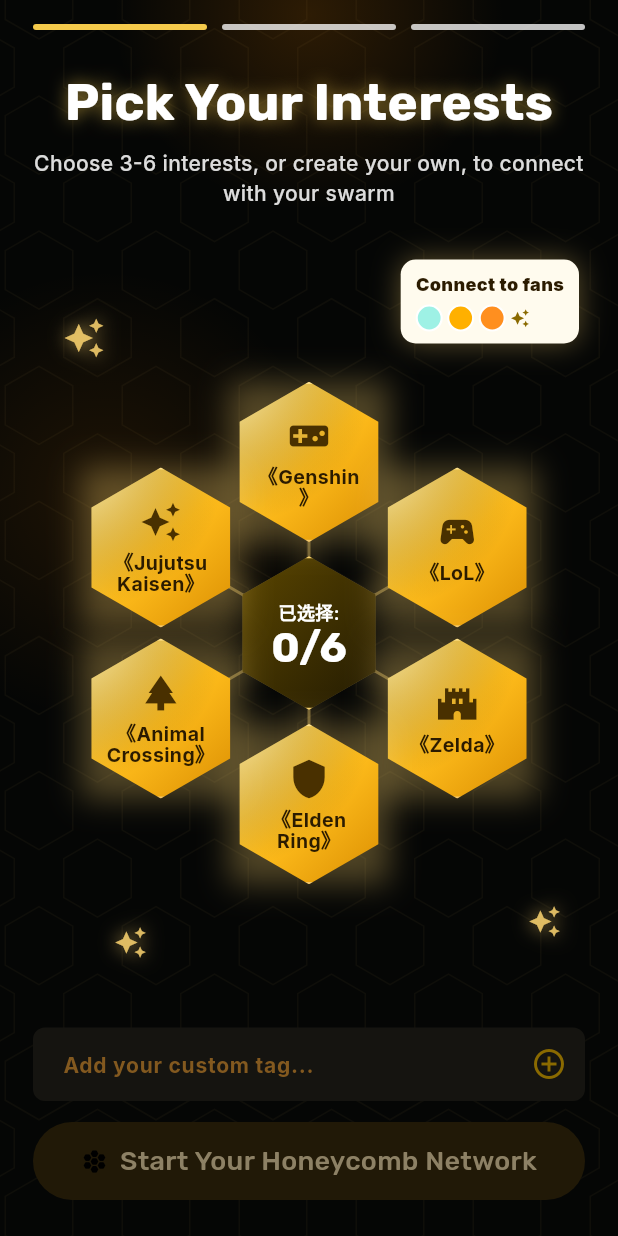
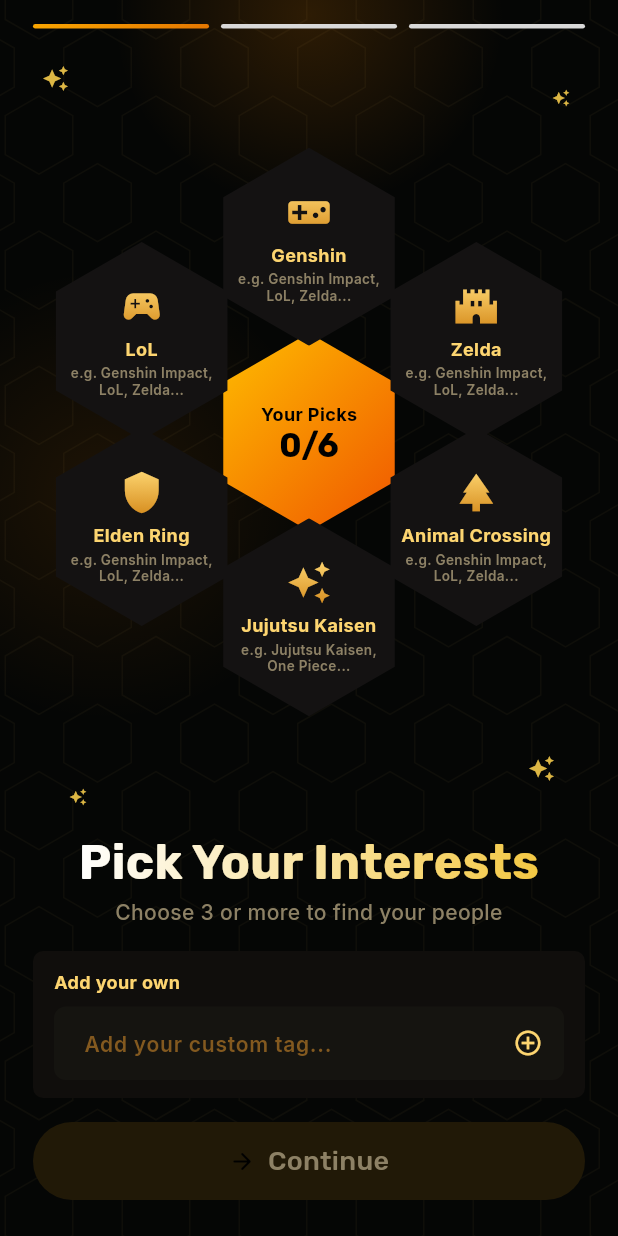
Before and after one commit to GuGuYou/GoogleConnectTheWorld, a Flutter app: the TagSelectPage screen opened by its route, on a phone screen of 412 x 824 dp. Run offline on Flutter 3.47's test engine with Material 3 defaults, Android fonts, the phone set to English and light mode, and no system bars; our stand-ins replace flutter_animate, flutter_riverpod, geolocator, go_router, google_fonts, google_maps_flutter and 2 more; missing offline and left inert: dart:js_interop; accounts and stored records are empty; network calls fail.

Commit message:
Restyle interest picker to Figma packed honeycomb
Dark #141212 hex tiles with gold gradient icons, per-category example
captions, check badge on selection, gradient center counter cell,
title/subtitle moved below the hive, boxed custom-tag input, spec
progress bars. Selection rules, custom tags and navigation unchanged;
new strings via ref.tr. HexagonClipper now public for reuse.

Co-Authored-By: Claude Fable 5 <noreply@anthropic.com>

```diff
--- a/lib/core/l10n/app_text.dart
+++ b/lib/core/l10n/app_text.dart
@@ -72,6 +72,17 @@ class AppText {
       // 标签选择
       'tag_select_title': '选择你的兴趣',
       'tag_select_desc': '至少选择 3 个，我们将为你匹配同好',
+      'tag_select_subtitle': '选择 3 个以上，找到你的同类',
+      'tag_select_add_own': '自定义标签',
+      'tag_select_custom_hint': '添加你的自定义标签...',
+      'tag_select_your_picks': '已选择',
+      'tag_select_continue': '继续',
+      'tag_example_game': '如：原神、LoL、塞尔达…',
+      'tag_example_anime': '如：咒术回战、海贼王…',
+      'tag_example_drama': '如：怪奇物语、漫威…',
+      'tag_example_comic': '如：蝙蝠侠、JOJO…',
+      'tag_example_music': '如：K-pop、EDM、Hip-Hop…',
+      'tag_example_custom': '你的专属兴趣',
       'tag_selected': '已选',
       'enter_app': '进入同好世界',
       // 底部 Tab
@@ -239,6 +250,17 @@ class AppText {
       'avatar_recreate': 'Recreate Avatar',
       'tag_select_title': 'Pick Your Interests',
       'tag_select_desc': 'Choose at least 3, we will match you with fans',
+      'tag_select_subtitle': 'Choose 3 or more to find your people',
+      'tag_select_add_own': 'Add your own',
+      'tag_select_custom_hint': 'Add your custom tag...',
+      'tag_select_your_picks': 'Your Picks',
+      'tag_select_continue': 'Continue',
+      'tag_example_game': 'e.g. Genshin Impact, LoL, Zelda...',
+      'tag_example_anime': 'e.g. Jujutsu Kaisen, One Piece...',
+      'tag_example_drama': 'e.g. Marvel, Stranger Things...',
+      'tag_example_comic': 'e.g. Batman, JoJo...',
+      'tag_example_music': 'e.g. K-pop, EDM, Hip-Hop...',
+      'tag_example_custom': 'Your own thing',
       'tag_selected': 'Selected',
       'enter_app': 'Enter the Tribe',
       // Bottom tabs
--- a/lib/features/auth/tag_select_page.dart
+++ b/lib/features/auth/tag_select_page.dart
@@ -12,6 +12,7 @@ import '../../core/theme/app_text_styles.dart';
 import '../../shared/data/mock_data_source.dart';
 import '../../shared/data/repositories.dart';
 import '../../shared/models/ip_tag.dart';
+import '../../shared/widgets/gradient_text.dart';
 import '../../shared/widgets/neon_background.dart';
 import '../../shared/widgets/neon_button.dart';
 
@@ -26,6 +27,15 @@ class _TagSelectPageState extends ConsumerState<TagSelectPage> {
   final Set<String> _selected = {};
   final List<IpTag> _customTags = [];
   final TextEditingController _customController = TextEditingController();
+
+  static const _exampleKeys = {
+    'game': 'tag_example_game',
+    'anime': 'tag_example_anime',
+    'drama': 'tag_example_drama',
+    'comic': 'tag_example_comic',
+    'music': 'tag_example_music',
+    'custom': 'tag_example_custom',
+  };
 
   @override
   void dispose() {
@@ -74,59 +84,50 @@ class _TagSelectPageState extends ConsumerState<TagSelectPage> {
             child: Column(
               children: [
                 const _ProgressBars(),
-                const SizedBox(height: 24),
-                Text(
-                  ref.tr('tag_select_title'),
-                  textAlign: TextAlign.center,
-                  style: AppTextStyles.h1.copyWith(
-                    fontSize: 34,
-                    color: AppColors.textPrimary,
-                    shadows: [
-                      Shadow(
-                        color: AppColors.neonCyan.withValues(alpha: 0.55),
-                        blurRadius: 14,
-                      ),
-                    ],
-                  ),
-                ),
-                const SizedBox(height: 6),
-                Text(
-                  lang == 'en'
-                      ? 'Choose 3-6 interests, or create your own, to connect with your swarm'
-                      : '至少选择3-6个，或者自定义，连接到这群人',
-                  textAlign: TextAlign.center,
-                  style: AppTextStyles.body.copyWith(
-                      color: AppColors.textPrimary.withValues(alpha: 0.86)),
-                ),
-                const SizedBox(height: 14),
                 Expanded(
                   child: LayoutBuilder(
                     builder: (context, constraints) {
                       return _HoneycombSelector(
                         tags: honeyTags,
+                        examples: [
+                          for (final t in honeyTags)
+                            _exampleKeys[t.category] == null
+                                ? ''
+                                : ref.tr(_exampleKeys[t.category]!),
+                        ],
                         selected: _selected,
                         lang: lang,
                         onToggle: _toggle,
                         selectedCount: _selected.length,
+                        picksLabel: ref.tr('tag_select_your_picks'),
                         maxSize:
                             Size(constraints.maxWidth, constraints.maxHeight),
                       );
                     },
                   ),
                 ),
-                const SizedBox(height: 14),
+                GradientText(
+                  ref.tr('tag_select_title'),
+                  textAlign: TextAlign.center,
+                  style: AppTextStyles.display(context).copyWith(fontSize: 32),
+                ),
+                const SizedBox(height: 6),
+                Text(
+                  ref.tr('tag_select_subtitle'),
+                  textAlign: TextAlign.center,
+                  style: AppTextStyles.body,
+                ),
+                const SizedBox(height: 16),
                 _CustomTagInput(
                   controller: _customController,
                   onAdd: _addCustomTag,
-                  hint:
-                      lang == 'en' ? 'Add your custom tag...' : '添加你的自定义标签...',
+                  label: ref.tr('tag_select_add_own'),
+                  hint: ref.tr('tag_select_custom_hint'),
                 ),
-                const SizedBox(height: 14),
+                const SizedBox(height: 16),
                 NeonButton(
-                  label: lang == 'en'
-                      ? 'Start Your Honeycomb Network'
-                      : '开启你的蜂巢网络  >>>',
-                  icon: Icons.hive_rounded,
+                  label: ref.tr('tag_select_continue'),
+                  icon: Icons.arrow_forward_rounded,
                   onPressed: enough
                       ? () {
                           final tags = saveTags
@@ -157,58 +158,58 @@ class _TagSelectPageState extends ConsumerState<TagSelectPage> {
 
 class _HoneycombSelector extends StatelessWidget {
   final List<IpTag> tags;
+  final List<String> examples;
   final Set<String> selected;
   final String lang;
   final ValueChanged<String> onToggle;
   final int selectedCount;
+  final String picksLabel;
   final Size maxSize;
 
   const _HoneycombSelector({
     required this.tags,
+    required this.examples,
     required this.selected,
     required this.lang,
     required this.onToggle,
     required this.selectedCount,
+    required this.picksLabel,
     required this.maxSize,
   });
+
+  /// Packed honeycomb offsets around the center cell, in tile-size units
+  /// (from the Figma frame: ±105 x, ±57/±117 y on a 125 tile).
+  static const _offsets = [
+    Offset(0, -0.936),
+    Offset(-0.845, -0.46),
+    Offset(0.845, -0.46),
+    Offset(-0.845, 0.48),
+    Offset(0.845, 0.48),
+    Offset(0, 0.936),
+  ];
 
   @override
   Widget build(BuildContext context) {
     final width = maxSize.width;
     final height = maxSize.height;
-    final center = Offset(width / 2, height / 2 + 10);
-    final radius = math.min(width, height) * 0.31;
-    final tileSize = math.min(width * 0.29, 112.0);
+    final center = Offset(width / 2, height / 2);
+    final tileSize =
+        math.min(math.min(width / 2.75, height / 2.95), 132.0);
 
-    final positions = List.generate(tags.length, (index) {
-      final angle = -math.pi / 2 + index * (math.pi * 2 / tags.length);
-      return Offset(
-        center.dx + math.cos(angle) * radius,
-        center.dy + math.sin(angle) * radius,
-      );
-    });
+    final positions = [
+      for (var i = 0; i < tags.length; i++)
+        center + _offsets[i % _offsets.length] * tileSize,
+    ];
 
     return Stack(
       clipBehavior: Clip.none,
       children: [
-        Positioned.fill(
-          child: CustomPaint(
-            painter: _HoneyNetworkPainter(
-              center: center,
-              points: positions,
-              selectedPoints: [
-                for (var i = 0; i < tags.length; i++)
-                  if (selected.contains(tags[i].id)) positions[i],
-              ],
-            ),
-          ),
-        ),
         Positioned(
-          left: center.dx - tileSize * 0.48,
-          top: center.dy - tileSize * 0.48,
-          width: tileSize * 0.96,
-          height: tileSize * 0.96,
-          child: _CenterCounter(count: selectedCount),
+          left: center.dx - tileSize / 2,
+          top: center.dy - tileSize / 2,
+          width: tileSize,
+          height: tileSize,
+          child: _CenterCounter(count: selectedCount, label: picksLabel),
         ),
         for (var i = 0; i < tags.length; i++)
           Positioned(
@@ -218,21 +219,18 @@ class _HoneycombSelector extends StatelessWidget {
             height: tileSize,
             child: _HoneyTagCell(
               tag: tags[i],
+              example: examples[i],
               lang: lang,
               selected: selected.contains(tags[i].id),
               onTap: () => onToggle(tags[i].id),
             ),
           ),
-        Positioned(
-          right: 4,
-          top: 20,
-          child: _SwarmCallout(lang: lang),
-        ),
-        const Positioned(left: 20, top: 58, child: _FlightSpark()),
+        const Positioned(left: 6, top: 24, child: _FlightSpark()),
         const Positioned(
-            right: 16, bottom: 46, child: _FlightSpark(small: true)),
+            right: 10, top: 40, child: _FlightSpark(small: true)),
         const Positioned(
-            left: 54, bottom: 32, child: _FlightSpark(small: true)),
+            left: 24, bottom: 20, child: _FlightSpark(small: true)),
+        const Positioned(right: 20, bottom: 36, child: _FlightSpark()),
       ],
     );
   }
@@ -240,12 +238,14 @@ class _HoneycombSelector extends StatelessWidget {
 
 class _HoneyTagCell extends StatelessWidget {
   final IpTag tag;
+  final String example;
   final String lang;
   final bool selected;
   final VoidCallback onTap;
 
   const _HoneyTagCell({
     required this.tag,
+    required this.example,
     required this.lang,
     required this.selected,
     required this.onTap,
@@ -257,88 +257,85 @@ class _HoneyTagCell extends StatelessWidget {
       onTap: onTap,
       child: AnimatedScale(
         duration: const Duration(milliseconds: 160),
-        scale: selected ? 1.06 : 1,
+        scale: selected ? 1.04 : 1,
         child: AnimatedContainer(
           duration: const Duration(milliseconds: 180),
           decoration: BoxDecoration(
             boxShadow: [
-              BoxShadow(
-                color: AppColors.neonYellow
-                    .withValues(alpha: selected ? 0.62 : 0.3),
-                blurRadius: selected ? 28 : 16,
-                spreadRadius: selected ? 2 : 0,
-              ),
+              if (selected)
+                BoxShadow(
+                  color: AppColors.neonPink.withValues(alpha: 0.35),
+                  blurRadius: 22,
+                  spreadRadius: 1,
+                ),
             ],
           ),
           child: ClipPath(
-            clipper: const _HexagonClipper(),
+            clipper: const HexagonClipper(),
             child: Container(
-              decoration: BoxDecoration(
-                gradient: LinearGradient(
-                  colors: selected
-                      ? const [
-                          Color(0xFFFFF2A3),
-                          Color(0xFFFFC21A),
-                          Color(0xFFFF9B00)
-                        ]
-                      : const [
-                          Color(0xFFFFE16B),
-                          Color(0xFFFFBD1C),
-                          Color(0xFFD88B00)
-                        ],
-                  begin: Alignment.topLeft,
-                  end: Alignment.bottomRight,
-                ),
-                border: Border.all(
-                    color: Colors.white.withValues(alpha: 0.4), width: 1.4),
-              ),
+              color: AppColors.hexFill,
               child: Stack(
                 children: [
-                  Positioned.fill(
-                    child: DecoratedBox(
-                      decoration: BoxDecoration(
-                        gradient: RadialGradient(
-                          center: Alignment.topLeft,
-                          radius: 0.9,
-                          colors: [
-                            Colors.white.withValues(alpha: 0.45),
-                            Colors.transparent,
-                          ],
-                        ),
-                      ),
-                    ),
-                  ),
                   Center(
                     child: Padding(
-                      padding: const EdgeInsets.symmetric(horizontal: 14),
+                      padding: const EdgeInsets.symmetric(horizontal: 12),
                       child: Column(
                         mainAxisSize: MainAxisSize.min,
                         children: [
-                          Icon(tag.icon,
-                              size: 28, color: const Color(0xFF493000)),
-                          const SizedBox(height: 6),
+                          ShaderMask(
+                            blendMode: BlendMode.srcIn,
+                            shaderCallback: (b) => AppColors.hexIcon
+                                .createShader(
+                                    Rect.fromLTWH(0, 0, b.width, b.height)),
+                            child: Icon(tag.icon, size: 30),
+                          ),
+                          const SizedBox(height: 5),
                           Text(
-                            '《${tag.name(lang)}》',
+                            tag.name(lang),
                             textAlign: TextAlign.center,
-                            maxLines: 2,
+                            maxLines: 1,
                             overflow: TextOverflow.ellipsis,
-                            style: AppTextStyles.bodyStrong.copyWith(
-                              color: const Color(0xFF2B1B00),
-                              fontSize: 13,
-                              height: 1.05,
+                            style: AppTextStyles.caption.copyWith(
+                              color: AppColors.neonYellow,
+                              fontWeight: FontWeight.w700,
                             ),
                           ),
+                          if (example.isNotEmpty) ...[
+                            const SizedBox(height: 2),
+                            Text(
+                              example,
+                              textAlign: TextAlign.center,
+                              maxLines: 2,
+                              overflow: TextOverflow.ellipsis,
+                              style: AppTextStyles.caption.copyWith(
+                                fontSize: 9,
+                                height: 1.25,
+                                color: AppColors.textMuted,
+                              ),
+                            ),
+                          ],
                         ],
                       ),
                     ),
                   ),
-                  if (selected)
-                    const Positioned(
-                      right: 14,
-                      top: 14,
-                      child: Icon(Icons.check_circle,
-                          size: 18, color: Color(0xFF2B1B00)),
+                  Positioned(
+                    right: 16,
+                    top: 12,
+                    child: AnimatedOpacity(
+                      duration: const Duration(milliseconds: 160),
+                      opacity: selected ? 1 : 0,
+                      child: Container(
+                        width: 22,
+                        height: 22,
+                        decoration: const BoxDecoration(
+                          color: AppColors.divider,
+                          shape: BoxShape.circle,
+                        ),
+                        child: const Icon(Icons.check,
+                            size: 13, color: AppColors.neonYellow),
+                      ),
                     ),
+                  ),
                 ],
               ),
             ),
@@ -351,40 +348,33 @@ class _HoneyTagCell extends StatelessWidget {
 
 class _CenterCounter extends StatelessWidget {
   final int count;
+  final String label;
 
-  const _CenterCounter({required this.count});
+  const _CenterCounter({required this.count, required this.label});
 
   @override
   Widget build(BuildContext context) {
     return ClipPath(
-      clipper: const _HexagonClipper(),
+      clipper: const HexagonClipper(),
       child: Container(
-        decoration: BoxDecoration(
-          gradient: const LinearGradient(
-            colors: [Color(0xFF5C4700), Color(0xFF211902)],
-            begin: Alignment.topLeft,
-            end: Alignment.bottomRight,
-          ),
-          border: Border.all(color: AppColors.neonYellow, width: 1.4),
-          boxShadow: [
-            BoxShadow(
-                color: AppColors.neonYellow.withValues(alpha: 0.4),
-                blurRadius: 18),
-          ],
-        ),
+        decoration: const BoxDecoration(gradient: AppColors.cyanPurple),
         child: Center(
           child: Column(
             mainAxisSize: MainAxisSize.min,
             children: [
-              Text('已选择:',
-                  style: AppTextStyles.caption
-                      .copyWith(color: AppColors.textPrimary)),
+              Text(
+                label,
+                style: AppTextStyles.caption.copyWith(
+                  color: AppColors.ctaText,
+                  fontWeight: FontWeight.w700,
+                ),
+              ),
               Text(
                 '$count/6',
-                style: AppTextStyles.h1.copyWith(
-                  color: AppColors.textPrimary,
-                  fontSize: 28,
-                  height: 1,
+                style: AppTextStyles.number.copyWith(
+                  color: AppColors.ctaText,
+                  fontSize: 22,
+                  height: 1.1,
                 ),
               ),
             ],
@@ -398,89 +388,51 @@ class _CenterCounter extends StatelessWidget {
 class _CustomTagInput extends StatelessWidget {
   final TextEditingController controller;
   final VoidCallback onAdd;
+  final String label;
   final String hint;
 
   const _CustomTagInput({
     required this.controller,
     required this.onAdd,
+    required this.label,
     required this.hint,
   });
 
   @override
   Widget build(BuildContext context) {
-    return TextField(
-      controller: controller,
-      onSubmitted: (_) => onAdd(),
-      style: AppTextStyles.bodyStrong.copyWith(color: const Color(0xFF2B1B00)),
-      decoration: InputDecoration(
-        hintText: hint,
-        suffixIcon: IconButton(
-          icon: const Icon(Icons.add_circle_outline, color: Color(0xFF8A6A00)),
-          onPressed: onAdd,
-        ),
-      ),
-    );
-  }
-}
-
-class _SwarmCallout extends StatelessWidget {
-  final String lang;
-
-  const _SwarmCallout({required this.lang});
-
-  @override
-  Widget build(BuildContext context) {
     return Container(
-      padding: const EdgeInsets.fromLTRB(10, 8, 10, 8),
+      padding: const EdgeInsets.fromLTRB(14, 12, 14, 12),
       decoration: BoxDecoration(
-        color: const Color(0xFFFFFBEE),
-        borderRadius: BorderRadius.circular(10),
-        boxShadow: [
-          BoxShadow(
-              color: AppColors.neonYellow.withValues(alpha: 0.35),
-              blurRadius: 16),
-        ],
+        color: AppColors.bg1,
+        borderRadius: BorderRadius.circular(7),
       ),
       child: Column(
         crossAxisAlignment: CrossAxisAlignment.start,
-        mainAxisSize: MainAxisSize.min,
         children: [
           Text(
-            lang == 'en' ? 'Connect to fans' : '连接到同种人群',
+            label,
             style: AppTextStyles.caption.copyWith(
-                color: const Color(0xFF2B1B00), fontWeight: FontWeight.w900),
+              color: AppColors.neonYellow,
+              fontWeight: FontWeight.w700,
+            ),
           ),
-          const SizedBox(height: 5),
-          const Row(
-            mainAxisSize: MainAxisSize.min,
-            children: [
-              _MiniAvatar(color: Color(0xFF9EF1E5)),
-              _MiniAvatar(color: Color(0xFFFFB000)),
-              _MiniAvatar(color: Color(0xFFFF8F1F)),
-              Icon(Icons.auto_awesome, size: 13, color: Color(0xFF8A6A00)),
-            ],
+          const SizedBox(height: 8),
+          TextField(
+            controller: controller,
+            onSubmitted: (_) => onAdd(),
+            style: AppTextStyles.caption
+                .copyWith(color: AppColors.textPrimary),
+            decoration: InputDecoration(
+              hintText: hint,
+              isDense: true,
+              suffixIcon: IconButton(
+                icon: const Icon(Icons.add_circle_outline,
+                    size: 20, color: AppColors.neonYellow),
+                onPressed: onAdd,
+              ),
+            ),
           ),
         ],
-      ),
-    );
-  }
-}
-
-class _MiniAvatar extends StatelessWidget {
-  final Color color;
-
-  const _MiniAvatar({required this.color});
-
-  @override
-  Widget build(BuildContext context) {
-    return Container(
-      width: 18,
-      height: 18,
-      margin: const EdgeInsets.only(right: 3),
-      decoration: BoxDecoration(
-        shape: BoxShape.circle,
-        color: color,
-        border: Border.all(color: Colors.white, width: 1.4),
       ),
     );
   }
@@ -496,16 +448,18 @@ class _ProgressBars extends StatelessWidget {
         for (var i = 0; i < 3; i++) ...[
           Expanded(
             child: Container(
-              height: 4,
+              height: 3,
               decoration: BoxDecoration(
-                color: i == 0
-                    ? AppColors.neonCyan
-                    : AppColors.textPrimary.withValues(alpha: 0.76),
-                borderRadius: BorderRadius.circular(99),
+                gradient: i == 0
+                    ? const LinearGradient(
+                        colors: [Color(0xFFFAA500), Color(0xFFE47701)])
+                    : null,
+                color: i == 0 ? null : const Color(0xFFD9D9D9),
+                borderRadius: BorderRadius.circular(33),
               ),
             ),
           ),
-          if (i != 2) const SizedBox(width: 10),
+          if (i != 2) const SizedBox(width: 8),
         ],
       ],
     );
@@ -519,65 +473,18 @@ class _FlightSpark extends StatelessWidget {
 
   @override
   Widget build(BuildContext context) {
-    final size = small ? 22.0 : 28.0;
+    final size = small ? 12.0 : 18.0;
     return Icon(
       Icons.auto_awesome,
       size: size,
-      color: AppColors.neonYellow.withValues(alpha: 0.85),
-      shadows: [
-        Shadow(
-            color: AppColors.neonYellow.withValues(alpha: 0.8), blurRadius: 16),
-      ],
+      color: AppColors.neonCyan.withValues(alpha: 0.9),
     );
   }
 }
 
-class _HoneyNetworkPainter extends CustomPainter {
-  final Offset center;
-  final List<Offset> points;
-  final List<Offset> selectedPoints;
-
-  const _HoneyNetworkPainter({
-    required this.center,
-    required this.points,
-    required this.selectedPoints,
-  });
-
-  @override
-  void paint(Canvas canvas, Size size) {
-    final linePaint = Paint()
-      ..color = AppColors.neonYellow.withValues(alpha: 0.38)
-      ..strokeWidth = 2
-      ..style = PaintingStyle.stroke
-      ..strokeCap = StrokeCap.round;
-    final glowPaint = Paint()
-      ..color = AppColors.neonYellow.withValues(alpha: 0.18)
-      ..strokeWidth = 9
-      ..style = PaintingStyle.stroke
-      ..strokeCap = StrokeCap.round
-      ..maskFilter = const MaskFilter.blur(BlurStyle.normal, 8);
-    for (final point in points) {
-      canvas.drawLine(center, point, glowPaint);
-      canvas.drawLine(center, point, linePaint);
-    }
-    final selectedPaint = Paint()
-      ..color = AppColors.neonCyan.withValues(alpha: 0.7)
-      ..strokeWidth = 3
-      ..strokeCap = StrokeCap.round;
-    for (final point in selectedPoints) {
-      canvas.drawLine(center, point, selectedPaint);
-    }
-  }
-
-  @override
-  bool shouldRepaint(covariant _HoneyNetworkPainter oldDelegate) {
-    return oldDelegate.points != points ||
-        oldDelegate.selectedPoints != selectedPoints;
-  }
-}
-
-class _HexagonClipper extends CustomClipper<Path> {
-  const _HexagonClipper();
+/// Regular hexagon clip (pointy-top), shared by honeycomb UIs.
+class HexagonClipper extends CustomClipper<Path> {
+  const HexagonClipper();
 
   @override
   Path getClip(Size size) {
```
